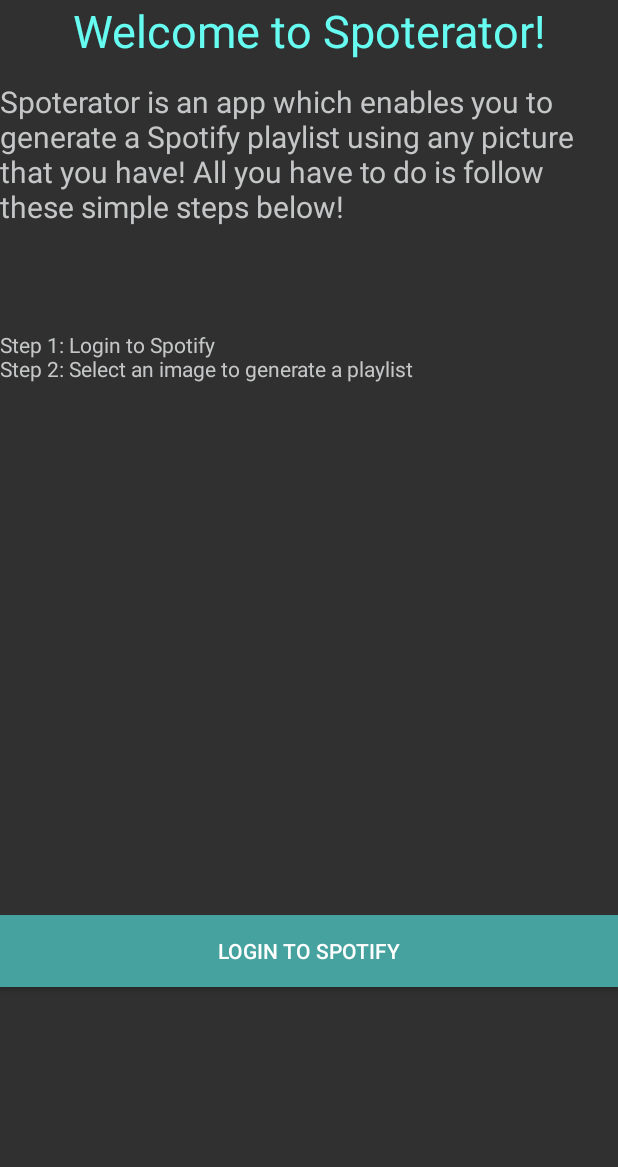
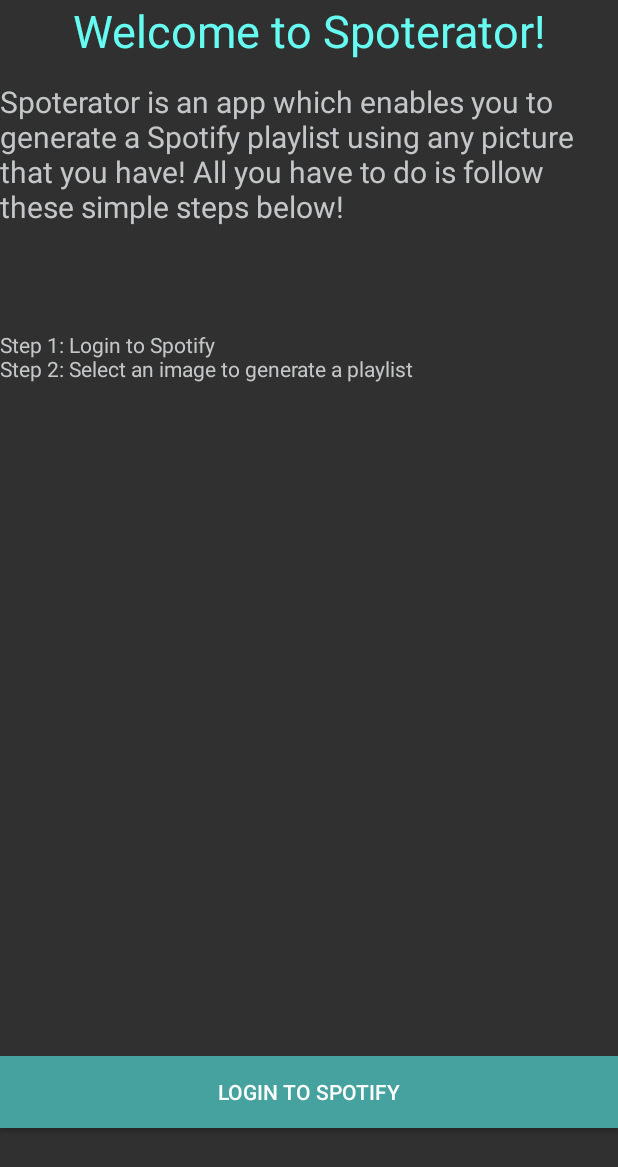
Before and after one commit to mineyev2/PicturePlaylist, an Android app: the screen it shows after launch (SpotifyLoginActivity), on a phone screen of 412 x 824 dp. Shown: the top 1167 px of the screen. Run offline under Robolectric (Android 15) with nearby library versions, the phone set to English and light mode, and no system bars; libraries missing offline, so code that uses them is left out: com.spotify.sdk, kaaes.spotify.webapi; Roboto replaces fonts that are not available here.

Commit message:
new buttons

```diff
--- a/app/src/main/res/layout/activity_launch.xml
+++ b/app/src/main/res/layout/activity_launch.xml
@@ -45,12 +45,11 @@
         android:id="@+id/loginButton"
         android:layout_width="match_parent"
         android:layout_height="wrap_content"
+        android:layout_marginBottom="72dp"
         android:background="@color/background"
         android:text="Login to Spotify"
         android:textAllCaps="true"
         app:layout_constraintBottom_toBottomOf="parent"
-        app:layout_constraintTop_toBottomOf="@+id/textView4"
-        app:layout_constraintVertical_bias="0.0"
         tools:layout_editor_absoluteX="0dp" />
 
 </androidx.constraintlayout.widget.ConstraintLayout>
```
